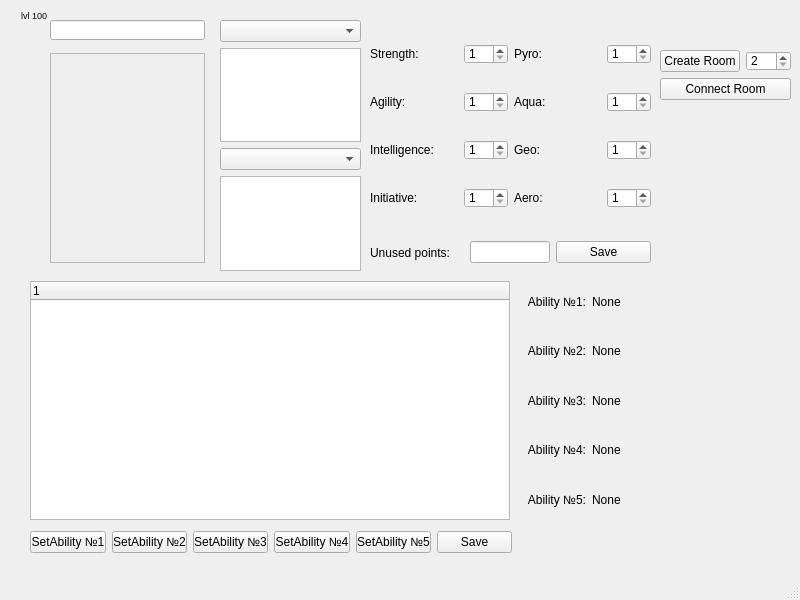
Old version of the form main_window.ui in the repository Gekoga1/Project-Creators.
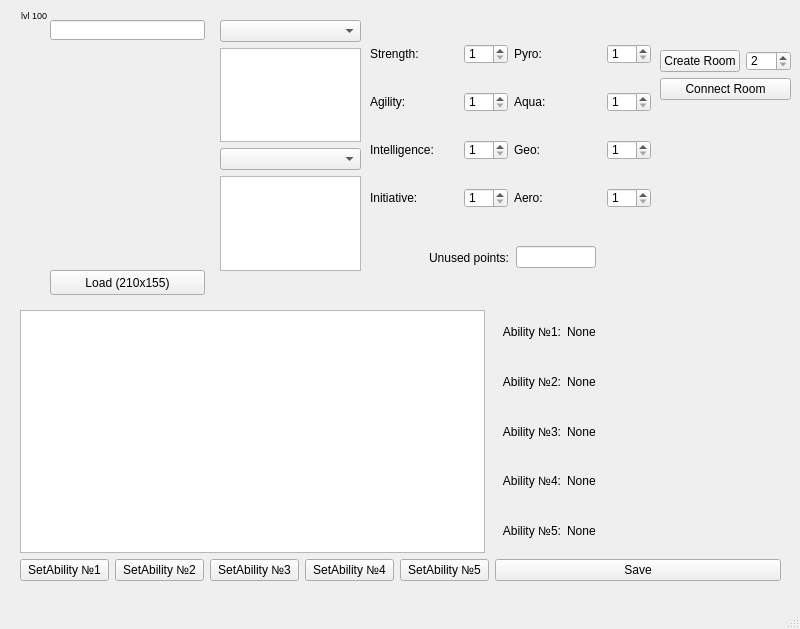
New version of the form. Icons and pictures are not drawn.

Commit message: Working Image DB and Skill Tree;

The edit to the form file:
```diff
--- a/main_window.ui
+++ b/main_window.ui
@@ -7,7 +7,7 @@
     <x>0</x>
     <y>0</y>
     <width>800</width>
-    <height>600</height>
+    <height>629</height>
    </rect>
   </property>
   <property name="minimumSize">
@@ -20,34 +20,6 @@
    <string>MainWindow</string>
   </property>
   <widget class="QWidget" name="centralwidget">
-   <widget class="QFrame" name="Avatar">
-    <property name="geometry">
-     <rect>
-      <x>50</x>
-      <y>53</y>
-      <width>155</width>
-      <height>210</height>
-     </rect>
-    </property>
-    <property name="minimumSize">
-     <size>
-      <width>155</width>
-      <height>210</height>
-     </size>
-    </property>
-    <property name="maximumSize">
-     <size>
-      <width>155</width>
-      <height>210</height>
-     </size>
-    </property>
-    <property name="frameShape">
-     <enum>QFrame::StyledPanel</enum>
-    </property>
-    <property name="frameShadow">
-     <enum>QFrame::Raised</enum>
-    </property>
-   </widget>
    <widget class="QLabel" name="Lvl">
     <property name="geometry">
      <rect>
@@ -203,159 +175,7 @@
      </item>
     </layout>
    </widget>
-   <widget class="QWidget" name="">
-    <property name="geometry">
-     <rect>
-      <x>370</x>
-      <y>240</y>
-      <width>281</width>
-      <height>25</height>
-     </rect>
-    </property>
-    <layout class="QHBoxLayout" name="horizontalLayout_3">
-     <property name="spacing">
-      <number>6</number>
-     </property>
-     <item>
-      <layout class="QHBoxLayout" name="horizontalLayout_2">
-       <property name="spacing">
-        <number>0</number>
-       </property>
-       <item>
-        <widget class="QLabel" name="InitLable_2">
-         <property name="minimumSize">
-          <size>
-           <width>90</width>
-           <height>20</height>
-          </size>
-         </property>
-         <property name="maximumSize">
-          <size>
-           <width>100</width>
-           <height>16777215</height>
-          </size>
-         </property>
-         <property name="font">
-          <font>
-           <family>Arial</family>
-           <pointsize>9</pointsize>
-          </font>
-         </property>
-         <property name="text">
-          <string>Unused points:</string>
-         </property>
-        </widget>
-       </item>
-       <item>
-        <widget class="QLineEdit" name="Points">
-         <property name="minimumSize">
-          <size>
-           <width>30</width>
-           <height>20</height>
-          </size>
-         </property>
-         <property name="maximumSize">
-          <size>
-           <width>80</width>
-           <height>16777215</height>
-          </size>
-         </property>
-         <property name="readOnly">
-          <bool>true</bool>
-         </property>
-        </widget>
-       </item>
-      </layout>
-     </item>
-     <item>
-      <widget class="QPushButton" name="SavePoints">
-       <property name="text">
-        <string>Save</string>
-       </property>
-      </widget>
-     </item>
-    </layout>
-   </widget>
-   <widget class="QWidget" name="">
-    <property name="geometry">
-     <rect>
-      <x>30</x>
-      <y>530</y>
-      <width>482</width>
-      <height>25</height>
-     </rect>
-    </property>
-    <layout class="QHBoxLayout" name="horizontalLayout_4">
-     <item>
-      <widget class="QPushButton" name="Set1">
-       <property name="font">
-        <font>
-         <family>Arial</family>
-        </font>
-       </property>
-       <property name="text">
-        <string>SetAbility №1</string>
-       </property>
-      </widget>
-     </item>
-     <item>
-      <widget class="QPushButton" name="Set2">
-       <property name="font">
-        <font>
-         <family>Arial</family>
-        </font>
-       </property>
-       <property name="text">
-        <string>SetAbility №2</string>
-       </property>
-      </widget>
-     </item>
-     <item>
-      <widget class="QPushButton" name="Set3">
-       <property name="font">
-        <font>
-         <family>Arial</family>
-        </font>
-       </property>
-       <property name="text">
-        <string>SetAbility №3</string>
-       </property>
-      </widget>
-     </item>
-     <item>
-      <widget class="QPushButton" name="Set4">
-       <property name="font">
-        <font>
-         <family>Arial</family>
-        </font>
-       </property>
-       <property name="text">
-        <string>SetAbility №4</string>
-       </property>
-      </widget>
-     </item>
-     <item>
-      <widget class="QPushButton" name="Set5">
-       <property name="font">
-        <font>
-         <family>Arial</family>
-        </font>
-       </property>
-       <property name="text">
-        <string>SetAbility №5</string>
-       </property>
-      </widget>
-     </item>
-     <item>
-      <widget class="QPushButton" name="SaveAbility">
-       <property name="text">
-        <string>Save</string>
-       </property>
-      </widget>
-     </item>
-    </layout>
-   </widget>
-   <widget class="QWidget" name="">
+   <widget class="QWidget" name="layoutWidget">
     <property name="geometry">
      <rect>
       <x>370</x>
@@ -655,70 +475,63 @@
      </item>
     </layout>
    </widget>
+   <widget class="QPushButton" name="LoadImg">
+    <property name="geometry">
+     <rect>
+      <x>50</x>
+      <y>270</y>
+      <width>155</width>
+      <height>25</height>
+     </rect>
+    </property>
+    <property name="text">
+     <string>Load (210x155)</string>
+    </property>
+   </widget>
+   <widget class="QLabel" name="Avatar">
+    <property name="geometry">
+     <rect>
+      <x>50</x>
+      <y>53</y>
+      <width>155</width>
+      <height>210</height>
+     </rect>
+    </property>
+    <property name="text">
+     <string/>
+    </property>
+    <property name="pixmap">
+     <pixmap>../../Downloads/rick_astley_youtube_1627540038486.jpg</pixmap>
+    </property>
+    <property name="scaledContents">
+     <bool>true</bool>
+    </property>
+   </widget>
    <widget class="QWidget" name="">
     <property name="geometry">
      <rect>
-      <x>30</x>
-      <y>280</y>
+      <x>20</x>
+      <y>310</y>
       <width>761</width>
-      <height>241</height>
+      <height>271</height>
      </rect>
     </property>
+    <layout class="QVBoxLayout" name="verticalLayout">
+     <item>
     <layout class="QHBoxLayout" name="horizontalLayout_5">
      <item>
-      <widget class="QTreeWidget" name="SkillTree">
-       <property name="minimumSize">
-        <size>
-         <width>480</width>
-         <height>239</height>
-        </size>
-       </property>
+        <widget class="QTableWidget" name="SkillTree">
        <property name="maximumSize">
         <size>
-         <width>480</width>
-         <height>239</height>
-        </size>
-       </property>
-       <attribute name="headerVisible">
-        <bool>true</bool>
-       </attribute>
-       <attribute name="headerCascadingSectionResizes">
-        <bool>false</bool>
-       </attribute>
-       <attribute name="headerHighlightSections">
-        <bool>false</bool>
-       </attribute>
+           <width>465</width>
+           <height>16777215</height>
+          </size>
+         </property>
       </widget>
      </item>
      <item>
       <layout class="QGridLayout" name="gridLayout_3">
-       <item row="1" column="1">
-        <widget class="QLabel" name="Ability2">
-         <property name="font">
-          <font>
-           <family>Arial</family>
-           <pointsize>9</pointsize>
-          </font>
-         </property>
-         <property name="text">
-          <string>None</string>
-         </property>
-        </widget>
-       </item>
-       <item row="0" column="1">
-        <widget class="QLabel" name="Ability1">
-         <property name="font">
-          <font>
-           <family>Arial</family>
-           <pointsize>9</pointsize>
-          </font>
-         </property>
-         <property name="text">
-          <string>None</string>
-         </property>
-        </widget>
-       </item>
-       <item row="3" column="0">
+         <item row="3" column="1">
         <widget class="QLabel" name="AbilityLable4">
          <property name="minimumSize">
           <size>
@@ -746,7 +559,7 @@
          </property>
         </widget>
        </item>
-       <item row="2" column="0">
+         <item row="2" column="1">
         <widget class="QLabel" name="AbilityLable3">
          <property name="minimumSize">
           <size>
@@ -774,7 +587,33 @@
          </property>
         </widget>
        </item>
-       <item row="1" column="0">
+         <item row="4" column="2">
+          <widget class="QLabel" name="Ability5">
+           <property name="font">
+            <font>
+             <family>Arial</family>
+             <pointsize>9</pointsize>
+            </font>
+           </property>
+           <property name="text">
+            <string>None</string>
+           </property>
+          </widget>
+         </item>
+         <item row="0" column="2">
+          <widget class="QLabel" name="Ability1">
+           <property name="font">
+            <font>
+             <family>Arial</family>
+             <pointsize>9</pointsize>
+            </font>
+           </property>
+           <property name="text">
+            <string>None</string>
+           </property>
+          </widget>
+         </item>
+         <item row="1" column="1">
         <widget class="QLabel" name="AbilityLable2">
          <property name="minimumSize">
           <size>
@@ -802,7 +641,7 @@
          </property>
         </widget>
        </item>
-       <item row="2" column="1">
+         <item row="2" column="2">
         <widget class="QLabel" name="Ability3">
          <property name="font">
           <font>
@@ -815,35 +654,7 @@
          </property>
         </widget>
        </item>
-       <item row="0" column="0">
-        <widget class="QLabel" name="AbilityLable1">
-         <property name="minimumSize">
-          <size>
-           <width>70</width>
-           <height>0</height>
-          </size>
-         </property>
-         <property name="maximumSize">
-          <size>
-           <width>70</width>
-           <height>16777215</height>
-          </size>
-         </property>
-         <property name="font">
-          <font>
-           <family>Arial</family>
-           <pointsize>9</pointsize>
-          </font>
-         </property>
-         <property name="text">
-          <string>Ability №1:</string>
-         </property>
-         <property name="alignment">
-          <set>Qt::AlignRight|Qt::AlignTrailing|Qt::AlignVCenter</set>
-         </property>
-        </widget>
-       </item>
-       <item row="3" column="1">
+         <item row="3" column="2">
         <widget class="QLabel" name="Ability4">
          <property name="font">
           <font>
@@ -856,7 +667,7 @@
          </property>
         </widget>
        </item>
-       <item row="4" column="0">
+         <item row="4" column="1">
         <widget class="QLabel" name="AbilityLable5">
          <property name="minimumSize">
           <size>
@@ -884,8 +695,36 @@
          </property>
         </widget>
        </item>
-       <item row="4" column="1">
-        <widget class="QLabel" name="Ability5">
+         <item row="0" column="1">
+          <widget class="QLabel" name="AbilityLable1">
+           <property name="minimumSize">
+            <size>
+             <width>70</width>
+             <height>0</height>
+            </size>
+           </property>
+           <property name="maximumSize">
+            <size>
+             <width>70</width>
+             <height>16777215</height>
+            </size>
+           </property>
+           <property name="font">
+            <font>
+             <family>Arial</family>
+             <pointsize>9</pointsize>
+            </font>
+           </property>
+           <property name="text">
+            <string>Ability №1:</string>
+           </property>
+           <property name="alignment">
+            <set>Qt::AlignRight|Qt::AlignTrailing|Qt::AlignVCenter</set>
+           </property>
+          </widget>
+         </item>
+         <item row="1" column="2">
+          <widget class="QLabel" name="Ability2">
          <property name="font">
           <font>
            <family>Arial</family>
@@ -898,6 +737,157 @@
         </widget>
        </item>
       </layout>
+       </item>
+      </layout>
+     </item>
+     <item>
+      <layout class="QHBoxLayout" name="horizontalLayout_7">
+       <property name="spacing">
+        <number>6</number>
+       </property>
+       <item>
+        <layout class="QHBoxLayout" name="horizontalLayout_4">
+         <item>
+          <widget class="QPushButton" name="Set1">
+           <property name="font">
+            <font>
+             <family>Arial</family>
+            </font>
+           </property>
+           <property name="text">
+            <string>SetAbility №1</string>
+           </property>
+          </widget>
+         </item>
+         <item>
+          <widget class="QPushButton" name="Set2">
+           <property name="font">
+            <font>
+             <family>Arial</family>
+            </font>
+           </property>
+           <property name="text">
+            <string>SetAbility №2</string>
+           </property>
+          </widget>
+         </item>
+         <item>
+          <widget class="QPushButton" name="Set3">
+           <property name="font">
+            <font>
+             <family>Arial</family>
+            </font>
+           </property>
+           <property name="text">
+            <string>SetAbility №3</string>
+           </property>
+          </widget>
+         </item>
+         <item>
+          <widget class="QPushButton" name="Set4">
+           <property name="font">
+            <font>
+             <family>Arial</family>
+            </font>
+           </property>
+           <property name="text">
+            <string>SetAbility №4</string>
+           </property>
+          </widget>
+         </item>
+         <item>
+          <widget class="QPushButton" name="Set5">
+           <property name="font">
+            <font>
+             <family>Arial</family>
+            </font>
+           </property>
+           <property name="text">
+            <string>SetAbility №5</string>
+           </property>
+          </widget>
+         </item>
+        </layout>
+       </item>
+       <item>
+        <widget class="QPushButton" name="Save">
+         <property name="maximumSize">
+          <size>
+           <width>286</width>
+           <height>36</height>
+          </size>
+         </property>
+         <property name="text">
+          <string>Save</string>
+         </property>
+        </widget>
+       </item>
+      </layout>
+     </item>
+    </layout>
+   </widget>
+   <widget class="QWidget" name="">
+    <property name="geometry">
+     <rect>
+      <x>402</x>
+      <y>242</y>
+      <width>201</width>
+      <height>31</height>
+     </rect>
+    </property>
+    <layout class="QHBoxLayout" name="horizontalLayout_2">
+     <property name="spacing">
+      <number>0</number>
+     </property>
+     <property name="rightMargin">
+      <number>0</number>
+     </property>
+     <item>
+      <widget class="QLabel" name="InitLable_2">
+       <property name="minimumSize">
+        <size>
+         <width>90</width>
+         <height>20</height>
+        </size>
+       </property>
+       <property name="maximumSize">
+        <size>
+         <width>100</width>
+         <height>16777215</height>
+        </size>
+       </property>
+       <property name="font">
+        <font>
+         <family>Arial</family>
+         <pointsize>9</pointsize>
+        </font>
+       </property>
+       <property name="text">
+        <string>Unused points:</string>
+       </property>
+       <property name="alignment">
+        <set>Qt::AlignRight|Qt::AlignTrailing|Qt::AlignVCenter</set>
+       </property>
+      </widget>
+     </item>
+     <item>
+      <widget class="QLineEdit" name="Points">
+       <property name="minimumSize">
+        <size>
+         <width>30</width>
+         <height>20</height>
+        </size>
+       </property>
+       <property name="maximumSize">
+        <size>
+         <width>80</width>
+         <height>16777215</height>
+        </size>
+       </property>
+       <property name="readOnly">
+        <bool>true</bool>
+       </property>
+      </widget>
      </item>
     </layout>
    </widget>
```
Lines whose indentation alone changed are shown as unchanged. The commit also changes 9 other files.
